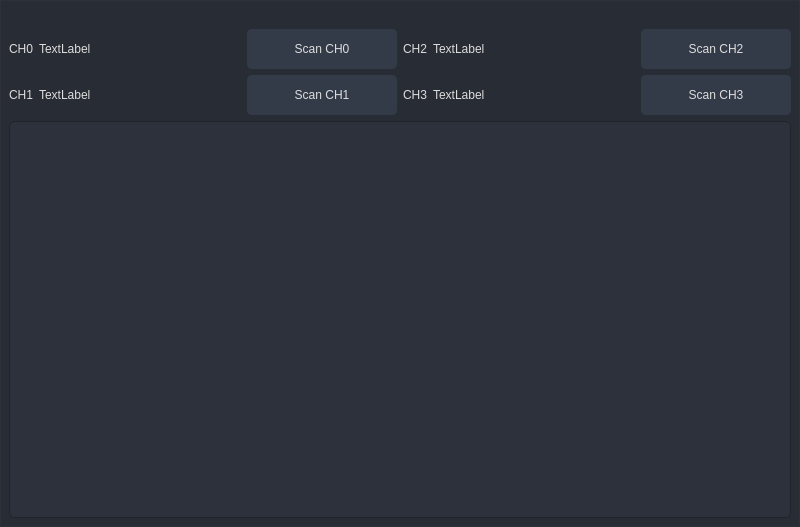
Before: the Qt Designer form app/ui/main.ui in davidsenoner/emec-drv-canopen-tester, drawn with Qt 5.
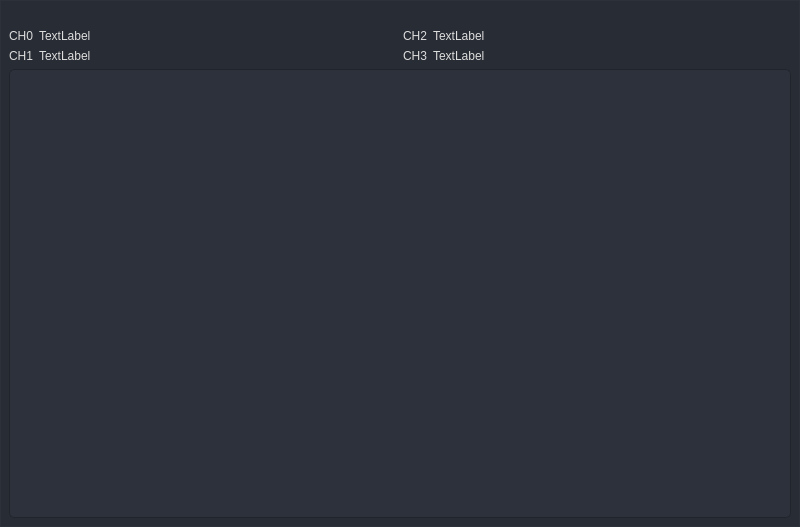
After: the same form once the commit is applied. Icons and pictures are not drawn.

Commit message: feat: remove buttons for scan and scan_table feat: auto-detect nodes feat: automatic starting of node after adding it feat: auto-remove nodes refactor: refactoring of code feat: Add actual current to table feat: Add software version to table

What changed in the file:
```diff
--- a/app/ui/main.ui
+++ b/app/ui/main.ui
@@ -692,6 +692,13 @@
                 <property name="bottomMargin">
                  <number>0</number>
                 </property>
+                <item row="1" column="3">
+                 <widget class="QLabel" name="lbl_can2_status">
+                  <property name="text">
+                   <string>TextLabel</string>
+                  </property>
+                 </widget>
+                </item>
                 <item row="1" column="0">
                  <widget class="QLabel" name="label_2">
                   <property name="sizePolicy">
@@ -705,33 +712,7 @@
                   </property>
                  </widget>
                 </item>
-                <item row="1" column="1">
-                 <widget class="QLabel" name="lbl_can0_status">
-                  <property name="text">
-                   <string>TextLabel</string>
-                  </property>
-                 </widget>
-                </item>
                 <item row="1" column="2">
-                 <widget class="QPushButton" name="btn_scan_ch0">
-                  <property name="minimumSize">
-                   <size>
-                    <width>100</width>
-                    <height>40</height>
-                   </size>
-                  </property>
-                  <property name="maximumSize">
-                   <size>
-                    <width>150</width>
-                    <height>16777215</height>
-                   </size>
-                  </property>
-                  <property name="text">
-                   <string>Scan CH0</string>
-                  </property>
-                 </widget>
-                </item>
-                <item row="1" column="3">
                  <widget class="QLabel" name="label_4">
                   <property name="sizePolicy">
                    <sizepolicy hsizetype="Fixed" vsizetype="Preferred">
@@ -744,95 +725,38 @@
                   </property>
                  </widget>
                 </item>
-                <item row="2" column="0">
-                 <widget class="QLabel" name="label_3">
-                  <property name="text">
-                   <string>CH1</string>
-                  </property>
-                 </widget>
-                </item>
-                <item row="1" column="4">
-                 <widget class="QLabel" name="lbl_can2_status">
-                  <property name="text">
-                   <string>TextLabel</string>
-                  </property>
-                 </widget>
-                </item>
-                <item row="2" column="1">
-                 <widget class="QLabel" name="lbl_can1_status">
-                  <property name="text">
-                   <string>TextLabel</string>
-                  </property>
-                 </widget>
-                </item>
                 <item row="2" column="2">
-                 <widget class="QPushButton" name="btn_scan_ch1">
-                  <property name="minimumSize">
-                   <size>
-                    <width>100</width>
-                    <height>40</height>
-                   </size>
-                  </property>
-                  <property name="maximumSize">
-                   <size>
-                    <width>150</width>
-                    <height>16777215</height>
-                   </size>
-                  </property>
-                  <property name="text">
-                   <string>Scan CH1</string>
-                  </property>
-                 </widget>
-                </item>
-                <item row="1" column="5">
-                 <widget class="QPushButton" name="btn_scan_ch2">
-                  <property name="minimumSize">
-                   <size>
-                    <width>100</width>
-                    <height>40</height>
-                   </size>
-                  </property>
-                  <property name="maximumSize">
-                   <size>
-                    <width>150</width>
-                    <height>16777215</height>
-                   </size>
-                  </property>
-                  <property name="text">
-                   <string>Scan CH2</string>
-                  </property>
-                 </widget>
-                </item>
-                <item row="2" column="3">
                  <widget class="QLabel" name="label_5">
                   <property name="text">
                    <string>CH3</string>
                   </property>
                  </widget>
                 </item>
-                <item row="2" column="4">
+                <item row="2" column="3">
                  <widget class="QLabel" name="lbl_can3_Status">
                   <property name="text">
                    <string>TextLabel</string>
                   </property>
                  </widget>
                 </item>
-                <item row="2" column="5">
-                 <widget class="QPushButton" name="btn_scan_ch3">
-                  <property name="minimumSize">
-                   <size>
-                    <width>100</width>
-                    <height>40</height>
-                   </size>
+                <item row="1" column="1">
+                 <widget class="QLabel" name="lbl_can0_status">
+                  <property name="text">
+                   <string>TextLabel</string>
                   </property>
-                  <property name="maximumSize">
-                   <size>
-                    <width>150</width>
-                    <height>16777215</height>
-                   </size>
+                 </widget>
+                </item>
+                <item row="2" column="1">
+                 <widget class="QLabel" name="lbl_can1_status">
+                  <property name="text">
+                   <string>TextLabel</string>
                   </property>
+                 </widget>
+                </item>
+                <item row="2" column="0">
+                 <widget class="QLabel" name="label_3">
                   <property name="text">
-                   <string>Scan CH3</string>
+                   <string>CH1</string>
                   </property>
                  </widget>
                 </item>
```
The commit also changes 5 other files.
